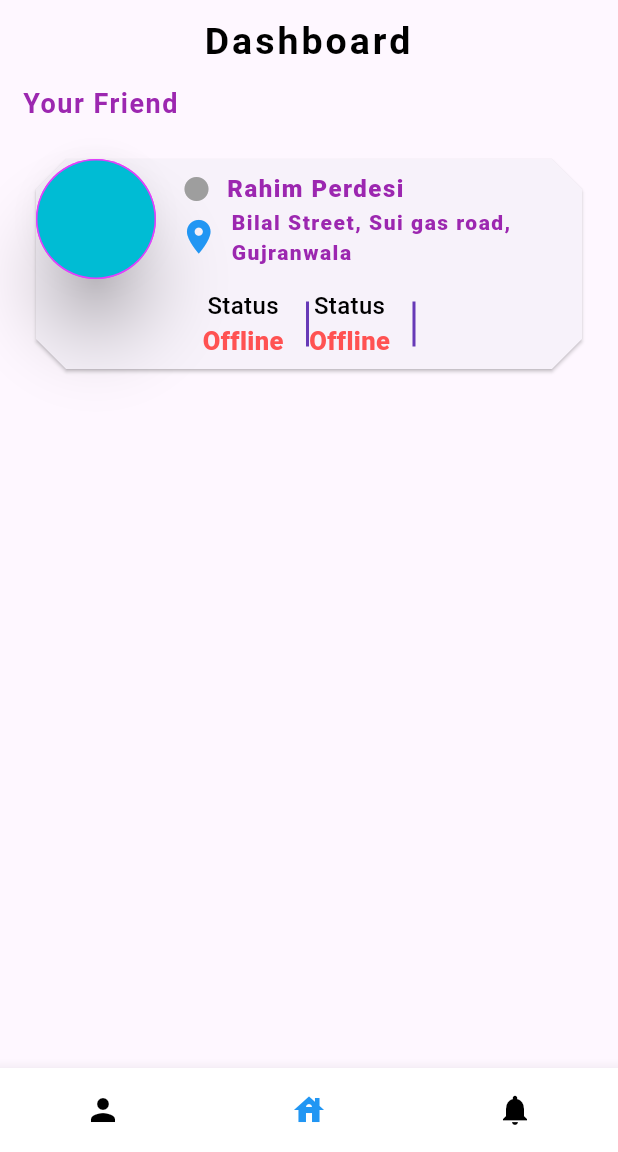
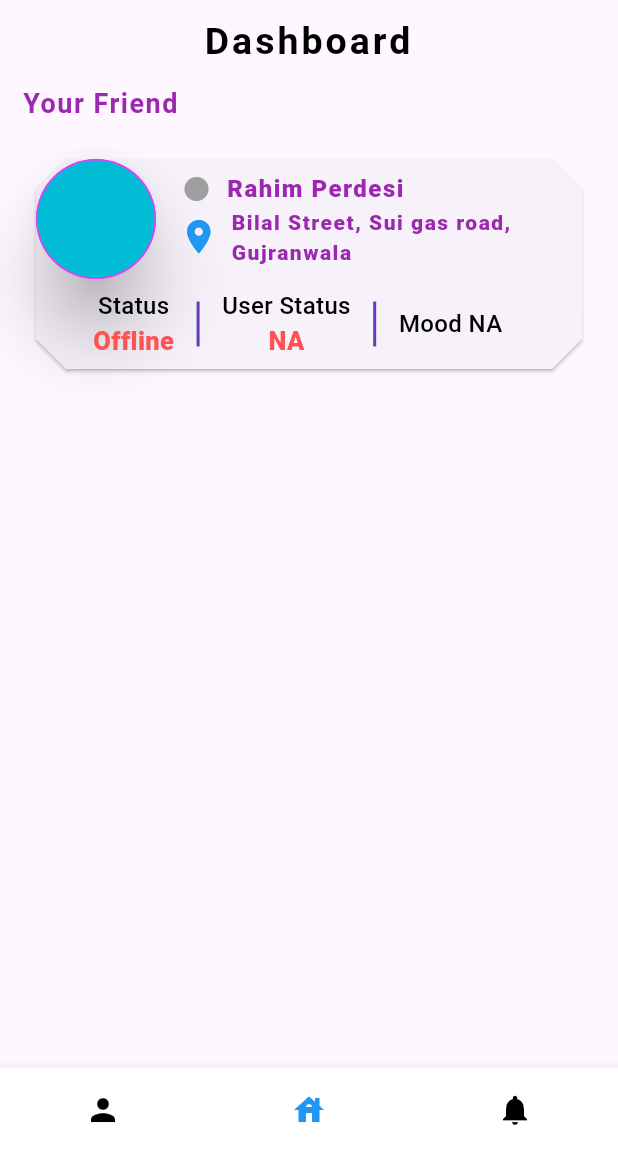
Before and after one commit to HaseebKhanGitHub/vibrance, a Flutter app: the screen it shows after launch, on a phone screen of 412 x 824 dp, the part 84-1236 px from its top. Run offline on Flutter 3.47's test engine with Material 3 defaults, Android fonts, the phone set to English and light mode, and no system bars; drawn by our look-alikes of animated_bottom_navigation_bar, circular_profile_avatar; our stand-ins replace getwidget, google_fonts, responsive_sizer, rounded_loading_button_plus.

Commit message:
Update dashBoard.dart

```diff
--- a/lib/Views/Homepage/dashBoard.dart
+++ b/lib/Views/Homepage/dashBoard.dart
@@ -153,11 +153,12 @@ class dashBoard extends StatelessWidget {
                           color: Colors.deepPurple,
                         ),
                       ),
+                      SizedBox(width: 15),
                       Flexible(
                         child: Column(
                           children: [
                             Text(
-                              'Status',
+                              'User Status',
                               style: TextStyle(
                                 fontSize: 16,
                                 color: Colors.black,
@@ -165,7 +166,7 @@ class dashBoard extends StatelessWidget {
                               ),
                             ),
                             Text(
-                              'Offline',
+                              'NA',
                               style: TextStyle(
                                 fontSize: 17,
                                 color: Colors.redAccent,
@@ -183,11 +184,22 @@ class dashBoard extends StatelessWidget {
                           color: Colors.deepPurple,
                         ),
                       ),
+                      SizedBox(width: 15),
                       Flexible(
                         child: Column(
-                          children: [],
+                          children: [
+                            Text(
+                              'Mood NA',
+                              style: TextStyle(
+                                fontSize: 16,
+                                color: Colors.black,
+                                fontWeight: FontWeight.w500,
+                              ),
+                            ),
+                          ],
                         ),
-                      )
+                      ),
+                      SizedBox(width: 15),
                     ],
                   )
                 ],
```
